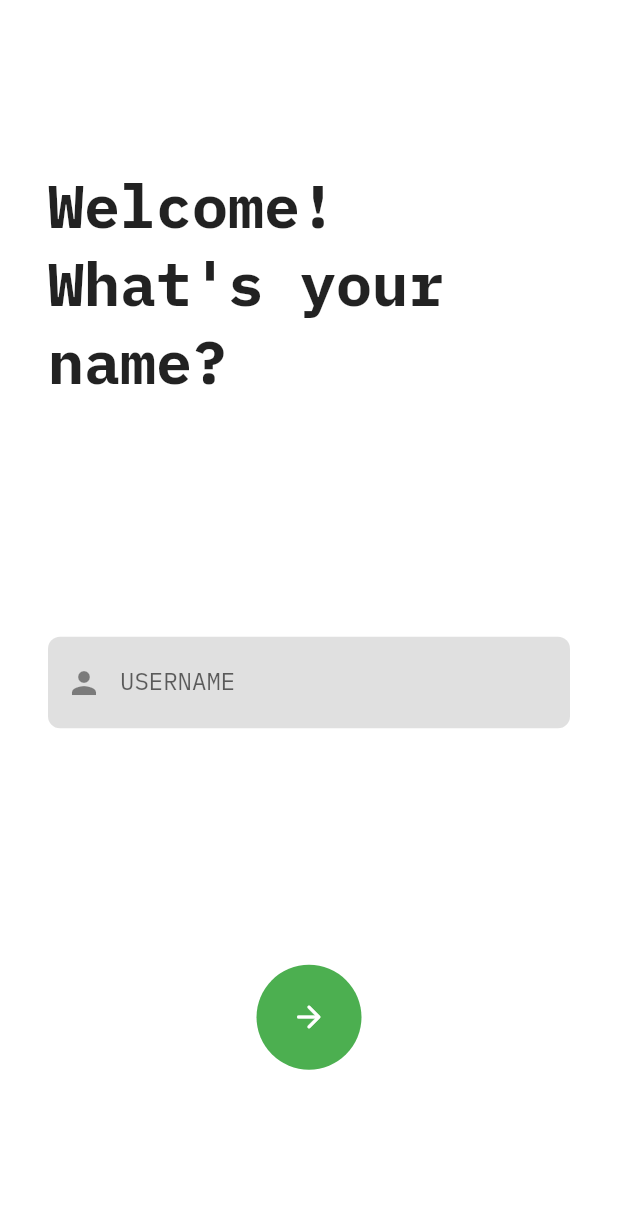
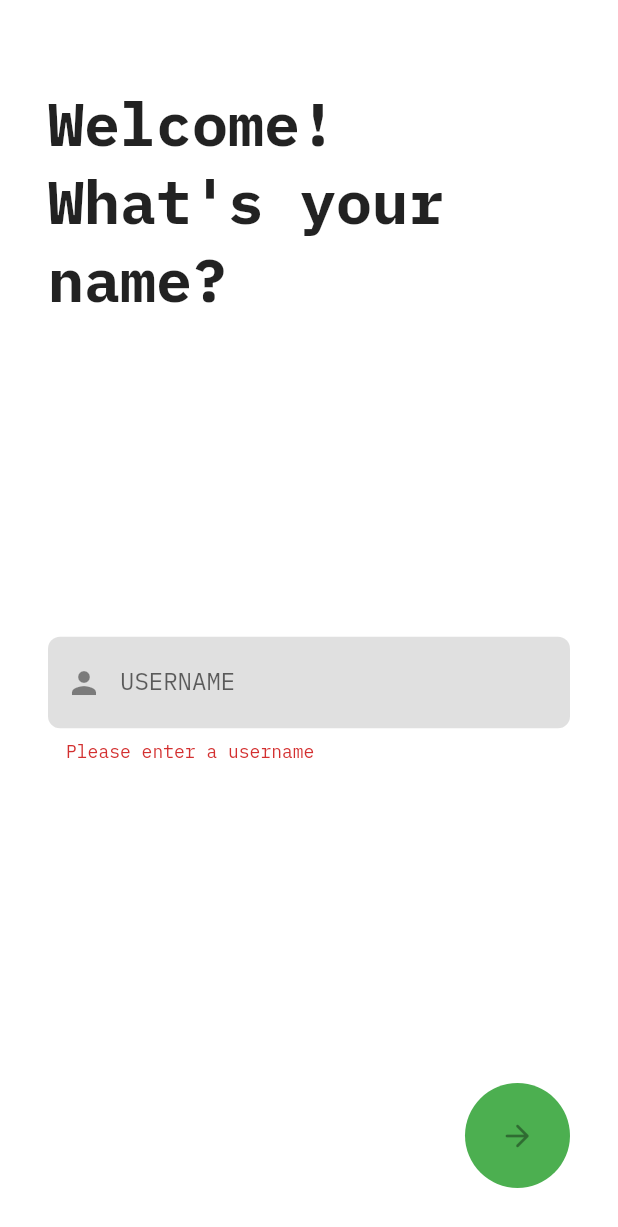
Before and after one commit to kiwis08/ETHMexico-Cheve, a Flutter app: the screen it shows after launch, on a phone screen of 412 x 824 dp. Shown: the top 1227 px of the screen. Run offline on Flutter 3.47's test engine with Material 2 defaults, Android fonts, the phone set to English and light mode, and no system bars; our stand-ins replace flutter_riverpod, flutter_svg, go_router, google_fonts; missing offline and left inert: passcode_screen.

Commit message:
Add validation to username field

```diff
--- a/lib/onboarding/signup_screen.dart
+++ b/lib/onboarding/signup_screen.dart
@@ -5,31 +5,59 @@ import 'package:ethmexico/shared/shared_providers.dart';
 import 'package:flutter_riverpod/flutter_riverpod.dart';
 import 'package:ethmexico/custom_color.dart';
 
-class SignUpScreen extends ConsumerWidget {
-  SignUpScreen({Key? key}) : super(key: key);
+class SignUpScreen extends ConsumerStatefulWidget {
+  const SignUpScreen({Key? key}) : super(key: key);
 
+  @override
+  ConsumerState<SignUpScreen> createState() => _SignUpScreenState();
+}
+
+class _SignUpScreenState extends ConsumerState<SignUpScreen> {
   final usernameController = TextEditingController();
 
+  bool validUserName = false;
+
   @override
-  Widget build(BuildContext context, WidgetRef ref) {
+  Widget build(BuildContext context) {
     return Scaffold(
       body: SafeArea(
         child: Padding(
           padding: const EdgeInsets.all(32.0),
           child: Form(
+            autovalidateMode: AutovalidateMode.always,
             child: Column(
               mainAxisAlignment: MainAxisAlignment.spaceAround,
               children: [
-                Text(
+                Padding(
+                  padding: EdgeInsets.only(top: 24),
+                  child: Text(
                     "Welcome! What's your name?",
                     style: TextStyle(fontWeight: FontWeight.bold, fontSize: 40),
                   ),
+                ),
+                Spacer(),
                 RoundedTextFormField(
                   controller: usernameController,
                   labelText: "USERNAME",
                   inputType: TextInputType.text,
                   prefixIcon: Icon(Icons.person),
+                  validator: (text) {
+                    if (text == null || text.isEmpty) {
+                      validUserName = false;
+                      return "Please enter a username";
+                    } else if (text.length < 5) {
+                      validUserName = false;
+                      return "Username must be longer than 4 characters";
+                    }
+                    validUserName = true;
+                    return null;
+                  },
                 ),
+                Spacer(),
+                ValueListenableBuilder(valueListenable: usernameController, builder: (context, TextEditingValue value, _) {
+                  return Row(
+                    mainAxisAlignment: MainAxisAlignment.end,
+                    children: [
                       Container(
                         width: 70,
                         height: 70,
@@ -38,7 +66,7 @@ class SignUpScreen extends ConsumerWidget {
                           borderRadius: BorderRadius.circular(100),
                         ),
                         child: IconButton(
-                    onPressed: () {
+                          onPressed: usernameController.value.text.isEmpty || usernameController.value.text.length < 5 ? null : () {
                             ref.read(usernameProvider.notifier).state =
                                 usernameController.text;
                             context.push("/passcode");
@@ -47,10 +75,19 @@ class SignUpScreen extends ConsumerWidget {
                         ),
                       ),
                     ],
+                  );
+                }),
+              ],
             ),
           ),
         ),
       ),
     );
   }
+
+  @override
+  void dispose() {
+    usernameController.dispose();
+    super.dispose();
   }
+}
--- a/lib/shared/shared_widgets.dart
+++ b/lib/shared/shared_widgets.dart
@@ -9,7 +9,9 @@ class RoundedTextFormField extends StatelessWidget {
         this.suffixIcon,
         this.obscure = false,
         this.autofillHints,
-        required this.inputType})
+        required this.inputType,
+        this.validator,
+      })
       : super(key: key);
 
   final TextEditingController controller;
@@ -19,6 +21,7 @@ class RoundedTextFormField extends StatelessWidget {
   final Icon? suffixIcon;
   final TextInputType inputType;
   final Iterable<String>? autofillHints;
+  final String? Function(String?)? validator;
 
   @override
   Widget build(BuildContext context) {
@@ -26,6 +29,7 @@ class RoundedTextFormField extends StatelessWidget {
       controller: controller,
       keyboardType: inputType,
       autofillHints: autofillHints,
+      validator: validator,
       decoration: InputDecoration(
           prefixIcon: prefixIcon,
           suffixIcon: Padding(
@@ -38,7 +42,7 @@ class RoundedTextFormField extends StatelessWidget {
               borderSide: BorderSide.none),
           floatingLabelBehavior: FloatingLabelBehavior.never,
       filled: true,
-      fillColor: Colors.black12),
+      fillColor: Colors.black12,),
     );
   }
 }
```
Lines whose indentation alone changed are shown as unchanged.
